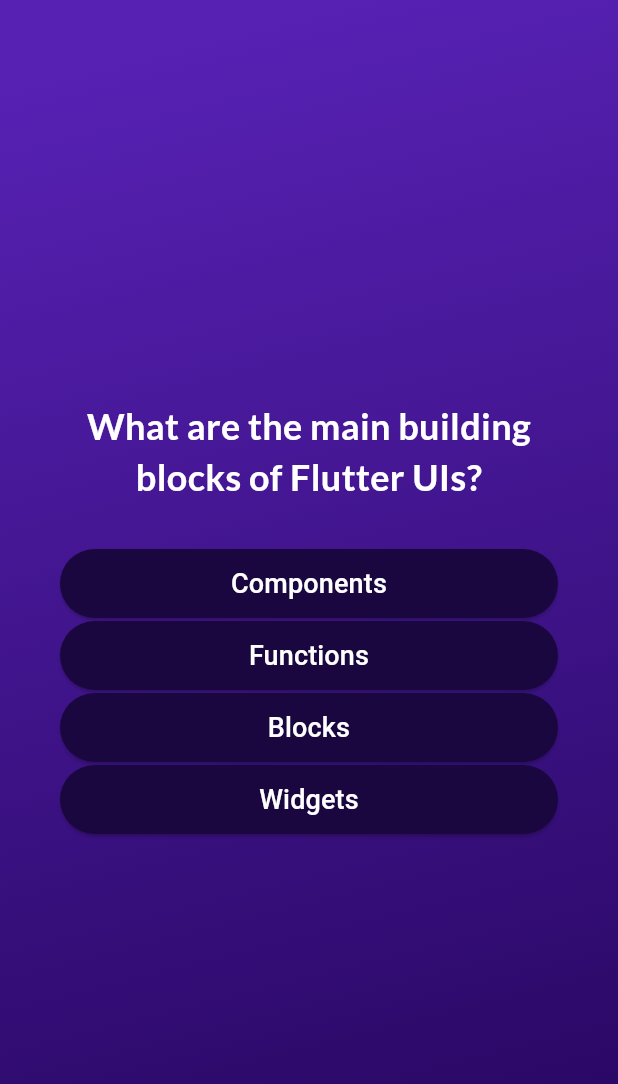
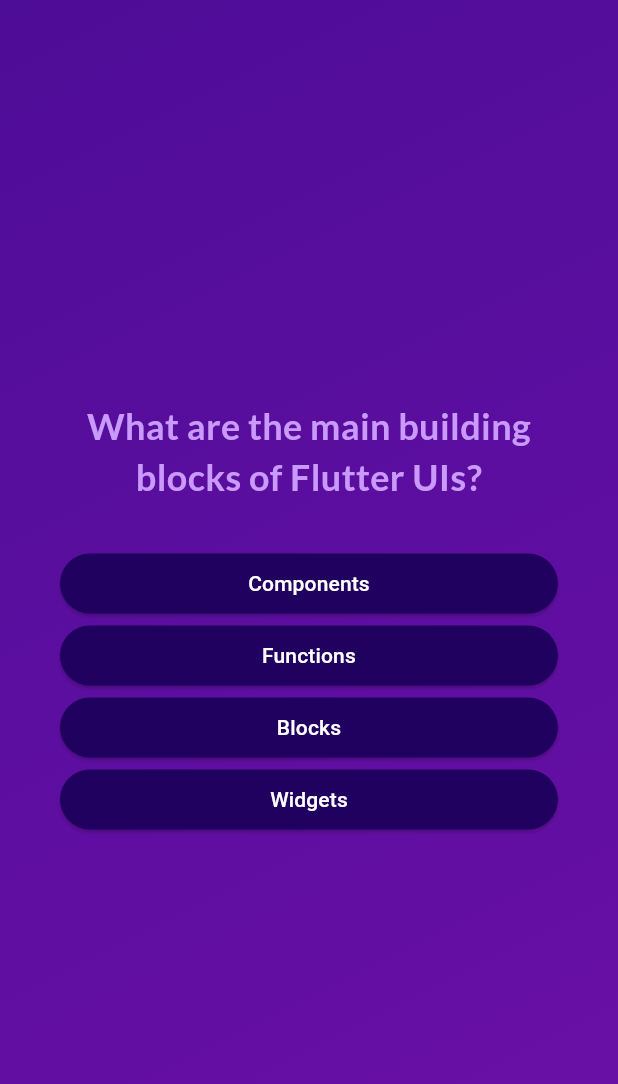
Before and after one commit to ksu930/flutter_study, a Flutter app: the screen it shows after launch, after a tap on "Start Quiz", on a phone screen of 412 x 824 dp. Shown: the top 1084 px of the screen. Run offline on Flutter 3.47's test engine with Material 3 defaults, Android fonts, the phone set to English and light mode, and no system bars; our stand-ins replace google_fonts.

Commit message:
Fix 디버깅 실습

```diff
--- a/lib/answer_button.dart
+++ b/lib/answer_button.dart
@@ -15,20 +15,20 @@ class AnswerButton extends StatelessWidget {
     return ElevatedButton(
       onPressed: onTap,
       style: ElevatedButton.styleFrom(
-        padding: const EdgeInsets.symmetric(vertical: 10, horizontal: 40),
-        backgroundColor: const Color.fromARGB(255, 27, 7, 64),
-        foregroundColor: const Color.fromARGB(255, 115, 107, 129),
+        padding: const EdgeInsets.symmetric(
+          vertical: 10,
+          horizontal: 40,
+        ),
+        backgroundColor: const Color.fromARGB(255, 33, 1, 95),
+        foregroundColor: Colors.white,
         shape: RoundedRectangleBorder(
           borderRadius: BorderRadius.circular(40),
         ),
       ),
       child: Text(
         answerText,
-        style: const TextStyle(color: Colors.white, fontSize: 18),
         textAlign: TextAlign.center,
       ),
     );
-
-    throw UnimplementedError();
   }
 }
--- a/lib/main.dart
+++ b/lib/main.dart
@@ -1,16 +1,7 @@
 import 'package:flutter/material.dart';
+
 import 'package:second_app/quiz.dart';
 
 void main() {
-  runApp(const MyApp());
+  runApp(const Quiz());
 }
-
-class MyApp extends StatelessWidget {
-  const MyApp({super.key});
-
-  // This widget is the root of your application.
-  @override
-  Widget build(BuildContext context) {
-    return const Quiz();
-  }
-}
--- a/lib/models/quiz_question.dart
+++ b/lib/models/quiz_question.dart
@@ -4,10 +4,9 @@ class QuizQuestion {
   final String text;
   final List<String> answers;
 
-  List<String> getShuffledAnswers() {
+  List<String> get shuffledAnswers {
     final shuffledList = List.of(answers);
     shuffledList.shuffle();
-
     return shuffledList;
   }
 }
--- a/lib/questions_screen.dart
+++ b/lib/questions_screen.dart
@@ -1,28 +1,37 @@
 import 'package:flutter/material.dart';
 import 'package:google_fonts/google_fonts.dart';
+
 import 'package:second_app/answer_button.dart';
 import 'package:second_app/data/questions.dart';
 
 class QuestionsScreen extends StatefulWidget {
-  const QuestionsScreen({super.key});
+  const QuestionsScreen({
+    super.key,
+    required this.onSelectAnswer,
+  });
+
+  final void Function(String answer) onSelectAnswer;
 
   @override
-  State<StatefulWidget> createState() {
-    return _QuestionsScreen();
+  State<QuestionsScreen> createState() {
+    return _QuestionsScreenState();
   }
 }
 
-class _QuestionsScreen extends State<QuestionsScreen> {
+class _QuestionsScreenState extends State<QuestionsScreen> {
   var currentQuestionIndex = 0;
 
-  void answerQuestion() {
+  void answerQuestion(String selectedAnswer) {
+    widget.onSelectAnswer(selectedAnswer);
+    // currentQuestionIndex = currentQuestionIndex + 1;
+    // currentQuestionIndex += 1;
     setState(() {
-      currentQuestionIndex++;
+      currentQuestionIndex++; // increments the value by 1
     });
   }
 
   @override
-  Widget build(BuildContext context) {
+  Widget build(context) {
     final currentQuestion = questions[currentQuestionIndex];
 
     return SizedBox(
@@ -36,20 +45,24 @@ class _QuestionsScreen extends State<QuestionsScreen> {
             Text(
               currentQuestion.text,
               style: GoogleFonts.lato(
-                  color: Colors.white,
-                  fontSize: 24,
-                  fontWeight: FontWeight.bold),
+                color: const Color.fromARGB(255, 201, 153, 251),
+                fontSize: 24,
+                fontWeight: FontWeight.bold,
+              ),
               textAlign: TextAlign.center,
             ),
             const SizedBox(height: 30),
-            ...currentQuestion.getShuffledAnswers().map((item) {
-              return AnswerButton(answerText: item, onTap: answerQuestion);
-            }),
+            ...currentQuestion.shuffledAnswers.map((answer) {
+              return AnswerButton(
+                answerText: answer,
+                onTap: () {
+                  answerQuestion(answer);
+                },
+              );
+            })
           ],
         ),
       ),
     );
-
-    throw UnimplementedError();
   }
 }
--- a/lib/quiz.dart
+++ b/lib/quiz.dart
@@ -1,5 +1,7 @@
 import 'package:flutter/material.dart';
+import 'package:second_app/data/questions.dart';
 import 'package:second_app/questions_screen.dart';
+import 'package:second_app/results_screen.dart';
 import 'package:second_app/start_screen.dart';
 
 class Quiz extends StatefulWidget {
@@ -12,47 +14,65 @@ class Quiz extends StatefulWidget {
 }
 
 class _QuizState extends State<Quiz> {
-  var activeScreen = 'start-screen';
+  List<String> _selectedAnswers = [];
+  var _activeScreen = 'start-screen';
 
-  // Widget? activeScreen;
+  void _switchScreen() {
+    setState(() {
+      _activeScreen = 'questions-screen';
+    });
+  }
 
-  // @override
-  // void initState() {
-  //   activeScreen = StartScreen(switchScreen);
+  void _chooseAnswer(String answer) {
+    _selectedAnswers.add(answer);
 
-  //   super.initState();
-  // }
+    if (_selectedAnswers.length == questions.length) {
+      setState(() {
+        _activeScreen = 'results-screen';
+      });
+    }
+  }
 
-  void switchScreen() {
+  void restartQuiz() {
     setState(() {
-      // activeScreen = const QuestionsScreen();
-
-      activeScreen = 'questions-screen';
+      _selectedAnswers = [];
+      _activeScreen = 'questions-screen';
     });
   }
 
   @override
-  Widget build(BuildContext context) {
-    Widget screenWidget = StartScreen(switchScreen);
+  Widget build(context) {
+    Widget screenWidget = StartScreen(_switchScreen);
 
-    if (activeScreen == 'questions-screen') {
-      screenWidget = const QuestionsScreen();
+    if (_activeScreen == 'questions-screen') {
+      screenWidget = QuestionsScreen(
+        onSelectAnswer: _chooseAnswer,
+      );
+    }
+
+    if (_activeScreen == 'results-screen') {
+      screenWidget = ResultsScreen(
+        chosenAnswers: _selectedAnswers,
+        onRestart: restartQuiz,
+      );
     }
 
     return MaterialApp(
       home: Scaffold(
         body: Container(
-            decoration: const BoxDecoration(
-              gradient: LinearGradient(colors: [
-                Color.fromARGB(255, 87, 33, 180),
-                Color.fromARGB(255, 37, 5, 92)
-              ], begin: Alignment.topCenter, end: Alignment.bottomRight),
+          decoration: const BoxDecoration(
+            gradient: LinearGradient(
+              colors: [
+                Color.fromARGB(255, 78, 13, 151),
+                Color.fromARGB(255, 107, 15, 168),
+              ],
+              begin: Alignment.topLeft,
+              end: Alignment.bottomRight,
             ),
-            // child: activeScreen),
-            child: screenWidget),
+          ),
+          child: screenWidget,
+        ),
       ),
     );
-
-    throw UnimplementedError();
   }
 }
--- a/lib/start_screen.dart
+++ b/lib/start_screen.dart
@@ -1,51 +1,48 @@
 import 'package:flutter/material.dart';
+import 'package:google_fonts/google_fonts.dart';
 
 class StartScreen extends StatelessWidget {
-  const StartScreen(this.switchScreen, {super.key});
+  const StartScreen(this.startQuiz, {super.key});
 
-  final void Function() switchScreen;
+  final void Function() startQuiz;
 
   @override
-  Widget build(BuildContext context) {
+  Widget build(context) {
     return Center(
       child: Column(
         mainAxisSize: MainAxisSize.min,
         children: [
+          Image.asset(
+            'assets/images/quiz-logo.png',
+            width: 300,
+            color: const Color.fromARGB(150, 255, 255, 255),
+          ),
           // Opacity(
-          //   opacity: 0.2,
+          //   opacity: 0.6,
           //   child: Image.asset(
           //     'assets/images/quiz-logo.png',
           //     width: 300,
           //   ),
           // ),
-          Image.asset(
-            'assets/images/quiz-logo.png',
-            width: 300,
-            color: const Color.fromARGB(139, 255, 255, 255),
-          ),
-          const SizedBox(
-            height: 80,
-          ),
-          const Text(
+          const SizedBox(height: 80),
+          Text(
             'Learn Flutter the fun way!',
-            style: TextStyle(
-              color: Colors.white,
-              fontSize: 20,
+            style: GoogleFonts.lato(
+              color: const Color.fromARGB(255, 237, 223, 252),
+              fontSize: 24,
             ),
           ),
-          const SizedBox(
-            height: 30,
-          ),
+          const SizedBox(height: 30),
           OutlinedButton.icon(
-            onPressed: switchScreen,
-            style: OutlinedButton.styleFrom(foregroundColor: Colors.white),
+            onPressed: startQuiz,
+            style: OutlinedButton.styleFrom(
+              foregroundColor: Colors.white,
+            ),
             icon: const Icon(Icons.arrow_right_alt),
             label: const Text('Start Quiz'),
-          ),
+          )
         ],
       ),
     );
-
-    throw UnimplementedError();
   }
 }
```
Also changed, not shown: lib/questions_summary/question_identifier.dart (added, +35 -0 lines), lib/questions_summary/questions_summary.dart (added, +25 -0 lines), lib/questions_summary/summary_item.dart (added, +57 -0 lines), lib/results_screen.dart (added, +79 -0 lines).
